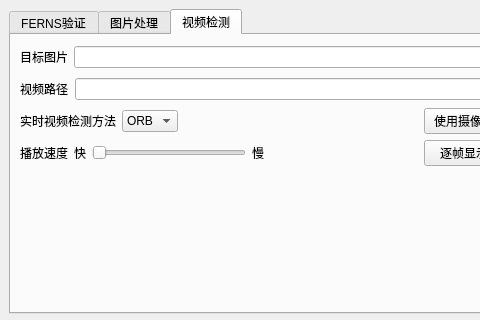
First picture: the form in mainwindow.ui, repository weiliana/cv_homework, before the edit; both pictures show x 0 to 480 and y 0 to 320 of the 610 by 503 pixel window.
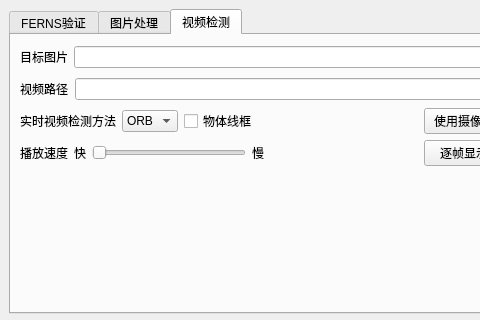
Second picture: the form after the edit. The open tabs and pages were chosen to show the change.

Commit message: fix: fixed load image error&add video linebox

```diff
--- a/mainwindow.ui
+++ b/mainwindow.ui
@@ -449,6 +449,13 @@
             </item>
            </widget>
           </item>
+          <item>
+           <widget class="QCheckBox" name="videoObjLine_checkBox">
+            <property name="text">
+             <string>物体线框</string>
+            </property>
+           </widget>
+          </item>
           <item>
            <spacer name="horizontalSpacer_6">
             <property name="orientation">
```
Left out of the diff: 2 changed lines with no effect on the pictures. The commit also changes 6 other files.
